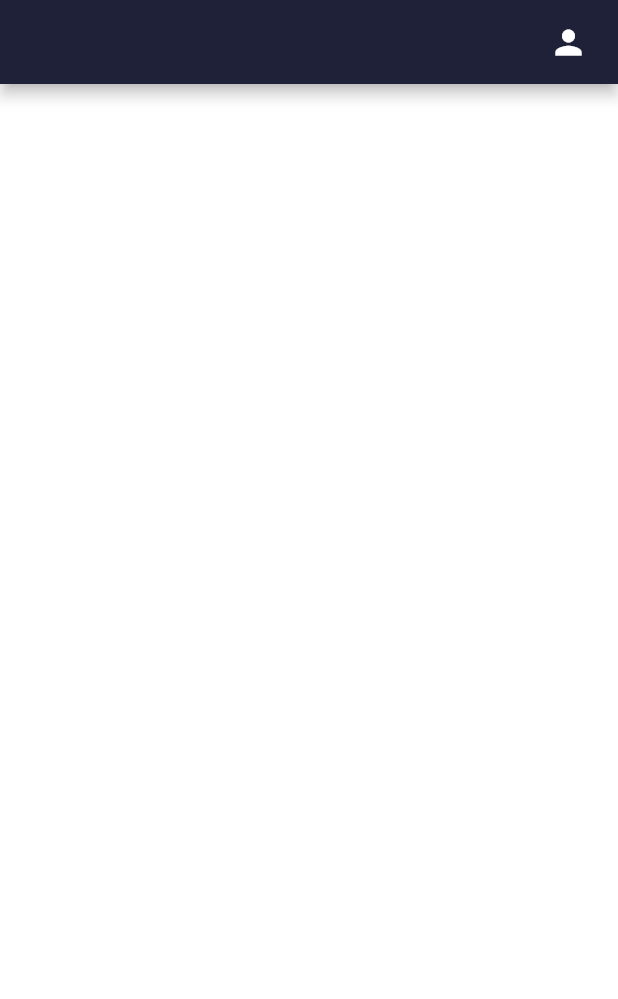
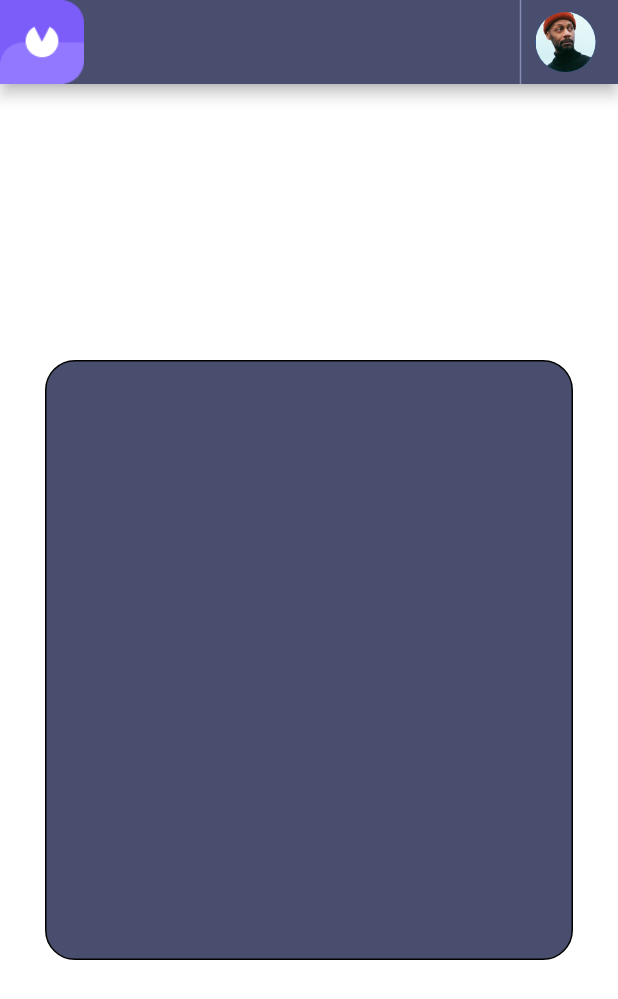
Before and after one commit to GlendaEsteves/invoices-app, a Flutter app: the screen it shows after launch, on a phone screen of 412 x 824 dp. Shown: the top 999 px of the screen. Run offline on Flutter 3.47's test engine with Material 2 defaults, Android fonts, the phone set to English and light mode, and no system bars; our stand-ins replace flutter_svg.

Commit message:
Implementando tela de login

```diff
--- a/lib/main.dart
+++ b/lib/main.dart
@@ -1,4 +1,6 @@
 import 'package:flutter/material.dart';
+import 'package:flutter_svg/flutter_svg.dart';
+import 'dart:math' as math;
 
 void main() {
   runApp(const InvoicesApp());
@@ -32,23 +34,49 @@ class _MyHomePageState extends State<MyHomePage> {
     return Scaffold(
       appBar: AppBar(
         title: Text(widget.title),
-        backgroundColor: const Color.fromRGBO(30, 33, 56, 1),
+        backgroundColor: Color.fromRGBO(73, 78, 110, 100),
+        leading: Image.asset("assets/Slogan.png"),
         actions: [
+          const VerticalDivider(
+            width: 20,
+            thickness: 1,
+            indent: 0,
+            endIndent: 0,
+            color: Color.fromRGBO(133, 139, 178, 100),
+          ),
           Padding(
-              padding: EdgeInsets.only(right: 20.0),
+              padding: const EdgeInsets.only(right: 15),
               child: GestureDetector(
-                onTap: () {},
-                child: const Icon(
-                  Icons.person,
-                  size: 26.0,
-                ),
-              )),
+                  onTap: null,
+                  child: const SizedBox(
+                      width: 40,
+                      height: 40,
+                      child: CircleAvatar(
+                          backgroundImage: AssetImage("assets/Oval.png")))))
         ],
       ),
       body: Center(
         child: Column(
           mainAxisAlignment: MainAxisAlignment.center,
-          children: <Widget>[],
+          children: <Widget>[
+            Padding(
+              padding: const EdgeInsets.all(30),
+              child: Column(
+                children: <Widget>[
+                  LayoutBuilder(builder: (context, constraints) {
+                    return Container(
+                      height: 400,
+                      width: 400,
+                      decoration: BoxDecoration(
+                          color: Color.fromRGBO(73, 78, 110, 100),
+                          border: Border.all(),
+                          borderRadius: BorderRadius.all(Radius.circular(20))),
+                    );
+                  })
+                ],
+              ),
+            )
+          ],
         ),
       ),
     );
--- a/pubspec.yaml
+++ b/pubspec.yaml
@@ -29,6 +29,7 @@ environment:
 dependencies:
   flutter:
     sdk: flutter
+  flutter_svg : 1.0.3
 
 
   # The following adds the Cupertino Icons font to your application.
@@ -51,6 +52,9 @@ dev_dependencies:
 
 # The following section is specific to Flutter.
 flutter:
+
+  assets:
+   - assets/
 
   # The following line ensures that the Material Icons font is
   # included with your application, so that you can use the icons in
```
Also changed, not shown: assets/Oval.png (added), assets/Slogan.png (added), pubspec.lock.
